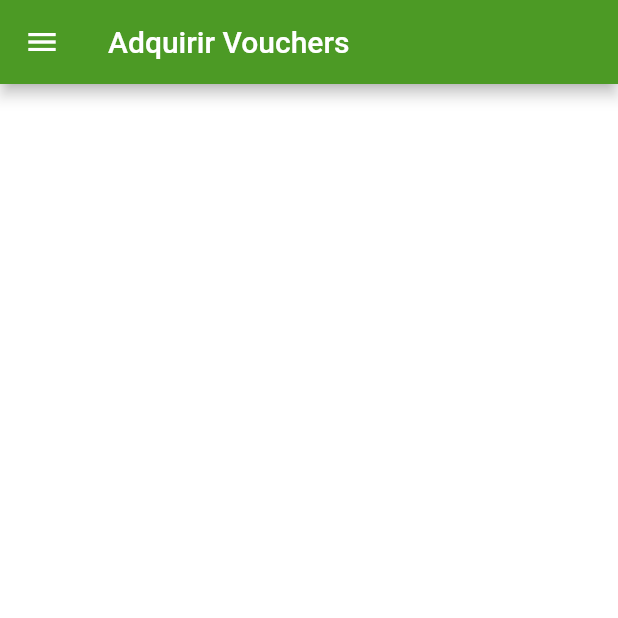
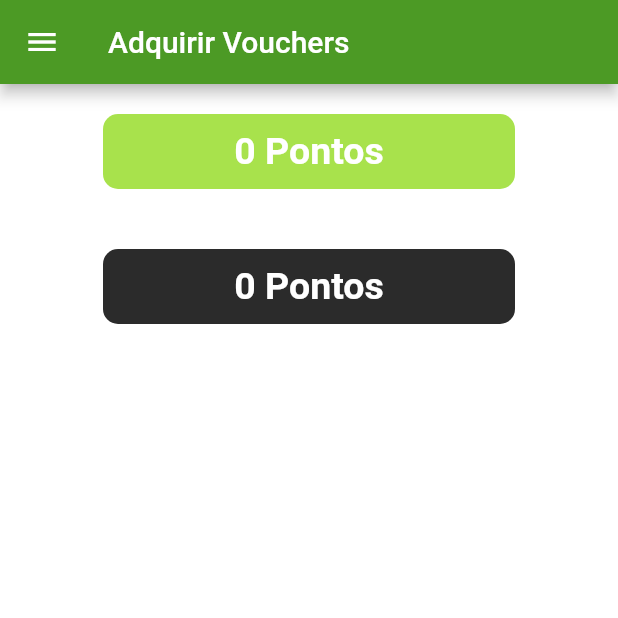
Before and after one commit to jpdco-iscteiul/EcoPoint, a Flutter app: the Adquirir_Vouchers screen opened directly, on a phone screen of 412 x 824 dp, the top half of it. Run offline on Flutter 3.47's test engine with Material 2 defaults, Android fonts, the phone set to English and light mode, and no system bars; our stand-ins replace flutter_signin_button, graphql_flutter, parse_server_sdk; network calls fail.

Commit message:
Adquirir_Vouchers design begin.

```diff
--- a/lib/Screens/Adquirir_Vouchers.dart
+++ b/lib/Screens/Adquirir_Vouchers.dart
@@ -4,6 +4,7 @@ import 'package:flutter/cupertino.dart';
 import 'package:flutter/material.dart';
 import 'package:parse_server_sdk/parse_server_sdk.dart';
 
+import '../constants.dart';
 import 'Welcome/Components/NavDrawer.dart';
 
 class Adquirir_Vouchers extends StatefulWidget{
@@ -14,11 +15,13 @@ class Adquirir_Vouchers extends StatefulWidget{
 class Adquirir_Vouchers_State extends State<Adquirir_Vouchers>{
   var marcas;
   var vouchers;
+  int pontos=0;
 
   @override
   void initState() {
     // TODO: implement initState
     super.initState();
+    getUserPoints();
     getVouchersAvailable();
   }
   @override
@@ -31,13 +34,58 @@ class Adquirir_Vouchers_State extends State<Adquirir_Vouchers>{
       appBar: AppBar(
         title: Text('Adquirir Vouchers'),
       ),
-      body: Container(
-        padding: EdgeInsets.fromLTRB(25, 50, 25, 25),
-      ),
+      body: Column(
+        children:[
+          Container(
+            margin: EdgeInsets.fromLTRB(20, 20, 20, 20),
+            height: 50,
+            width: 2*size.width/3,
+            decoration: BoxDecoration(
+              color: kPrimaryLightColor,
+              borderRadius: BorderRadius.all(Radius.circular(10))
+            ),
+            child: Align(
+              alignment: Alignment.center,
+              child: Text(
+                pontos.toString()+" Pontos",
+                style: TextStyle(
+                    color: Colors.white,
+                    fontSize: 25,
+                    fontWeight: FontWeight.bold,
+                ),
+              ),
+            ),
+          ),
+          Container(
+            margin: EdgeInsets.fromLTRB(20, 20, 20, 20),
+            height: 50,
+            width: 2*size.width/3,
+            decoration: BoxDecoration(
+                color: kContrastColor,
+                borderRadius: BorderRadius.all(Radius.circular(10))
+            ),
+            child: Align(
+              alignment: Alignment.center,
+              child: Text(
+                pontos.toString()+" Pontos",
+                style: TextStyle(
+                  color: Colors.white,
+                  fontSize: 25,
+                  fontWeight: FontWeight.bold,
+                ),
+              ),
+            ),
+          ),
+          Container(
+            padding: EdgeInsets.fromLTRB(25, 50, 25, 25),
+          ),
+        ]
+      )
+
     );
   }
 
-  Future<void> getVouchersAvailable() async {
+  void getVouchersAvailable() async {
     Map<String, String> parameters = new HashMap<String,String>();
 
     var info;
@@ -48,11 +96,28 @@ class Adquirir_Vouchers_State extends State<Adquirir_Vouchers>{
     }
     );
     //print(vouchers);
-    vouchers = info[0];
-    marcas = info[1];
+    setState(() {
+      vouchers = info[0];
+      marcas = info[1];
+    });
+
     for(final x in marcas){
       print(x["objectId"]);
     }
   }
+  void getUserPoints() async {
+    var user = await ParseUser.currentUser();
+    print(user);
+
+    var queryBuilder = QueryBuilder(ParseObject("Detalhes_Conta"))
+      ..whereEqualTo("UserId", user);
+    var response = await queryBuilder.query();
+    if(response.success){
+      setState(pontos = response.result[0]["Pontos"]);
+    }
+    else{
+
+    }
+  }
 
 }
```
